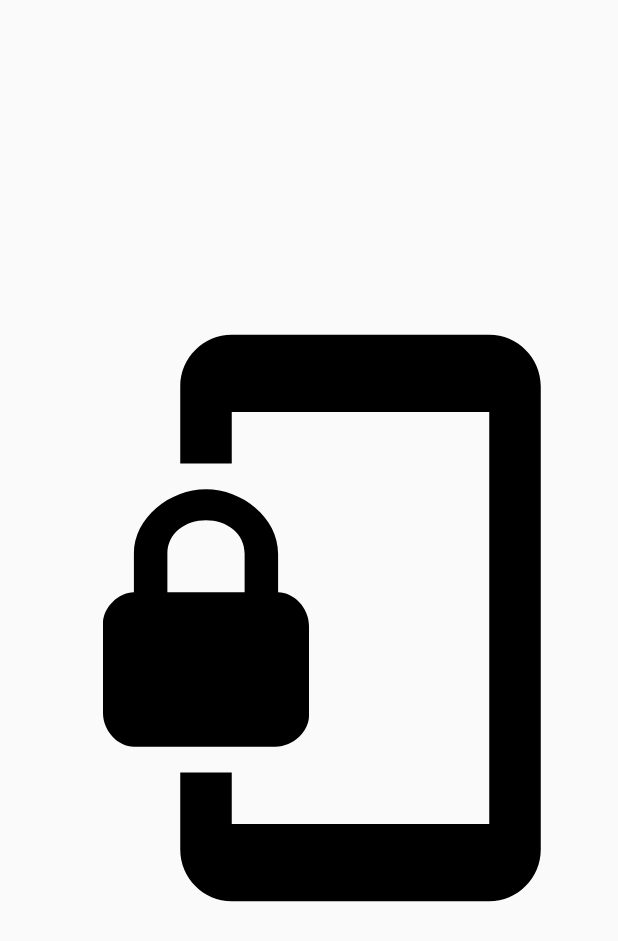
After one commit to takusan23/OneLock, an Android app: the layout sleep_button_widget.xml on its own in the app's theme, with its tools: preview values and no code run, on a phone screen of 412 x 824 dp. The commit adds this screen. Shown: the top 941 px of the screen. Run offline under Robolectric (Android 15) with nearby library versions, the phone set to English and light mode, and no system bars.

Commit message:
Android 11対策

```diff
--- /dev/null
+++ b/app/src/main/res/drawable/ic_phonelink_lock_black_24dp.xml
@@ -0,0 +1,9 @@
+<vector xmlns:android="http://schemas.android.com/apk/res/android"
+        android:width="24dp"
+        android:height="24dp"
+        android:viewportWidth="24.0"
+        android:viewportHeight="24.0">
+    <path
+        android:fillColor="#FF000000"
+        android:pathData="M19,1L9,1c-1.1,0 -2,0.9 -2,2v3h2L9,4h10v16L9,20v-2L7,18v3c0,1.1 0.9,2 2,2h10c1.1,0 2,-0.9 2,-2L21,3c0,-1.1 -0.9,-2 -2,-2zM10.8,11L10.8,9.5C10.8,8.1 9.4,7 8,7S5.2,8.1 5.2,9.5L5.2,11c-0.6,0 -1.2,0.6 -1.2,1.2v3.5c0,0.7 0.6,1.3 1.2,1.3h5.5c0.7,0 1.3,-0.6 1.3,-1.2v-3.5c0,-0.7 -0.6,-1.3 -1.2,-1.3zM9.5,11h-3L6.5,9.5c0,-0.8 0.7,-1.3 1.5,-1.3s1.5,0.5 1.5,1.3L9.5,11z"/>
+</vector>
--- /dev/null
+++ b/app/src/main/res/layout/sleep_button_widget.xml
@@ -0,0 +1,14 @@
+<LinearLayout xmlns:android="http://schemas.android.com/apk/res/android"
+        xmlns:app="http://schemas.android.com/apk/res-auto"
+        android:layout_width="match_parent"
+        android:layout_height="match_parent"
+        android:background="@android:color/transparent"
+        android:orientation="vertical"
+        android:padding="@dimen/widget_margin">
+
+    <ImageView
+            android:id="@+id/sleep_imageview"
+            android:layout_width="match_parent"
+            android:layout_height="match_parent"
+            android:src="@drawable/ic_phonelink_lock_black_24dp" />
+</LinearLayout>
--- a/app/src/main/res/values/strings.xml
+++ b/app/src/main/res/values/strings.xml
@@ -8,4 +8,6 @@
     </string>
     <string name="permission_screen">To device management authority screen</string>
     <string name="permission_description">Used to shift the terminal to the lock screen.</string>
+    <string name="appwidget_text">EXAMPLE</string>
+    <string name="add_widget">Add widget</string>
 </resources>
```
Also changed, not shown: app/src/main/AndroidManifest.xml (+17 -6 lines), app/src/main/java/io/github/takusan23/onelock/MainActivity.kt (+9 -1 lines), app/src/main/java/io/github/takusan23/onelock/SleepButtonWidget.kt (added, +54 -0 lines), app/src/main/res/values-v14/dimens.xml (added, +10 -0 lines), app/src/main/res/values/dimens.xml (added, +10 -0 lines), app/src/main/res/xml/sleep_button_widget_info.xml (added, +10 -0 lines), app/src/main/res/drawable-nodpi/example_appwidget_preview.png (added).
